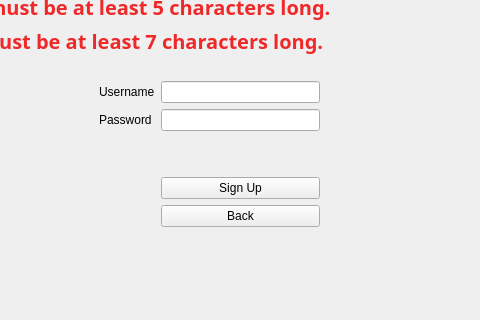
First picture: the form in FamilyTree/src/gui/userwindow.ui, repository moumitahmad/Stammbaum, before the edit; both pictures show x 130 to 610 and y 161 to 481 of the 724 by 481 pixel window.
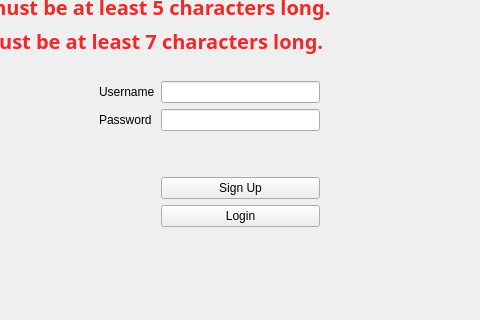
Second picture: the form after the edit.

The edit to the form file:
```diff
--- a/FamilyTree/src/gui/userwindow.ui
+++ b/FamilyTree/src/gui/userwindow.ui
@@ -464,7 +464,7 @@
                <item row="4" column="1">
                 <widget class="QPushButton" name="backButton">
                  <property name="text">
-                  <string>Back</string>
+                  <string>Login</string>
                  </property>
                 </widget>
                </item>
```
Left out of the diff: 2 changed lines with no effect on the pictures.
